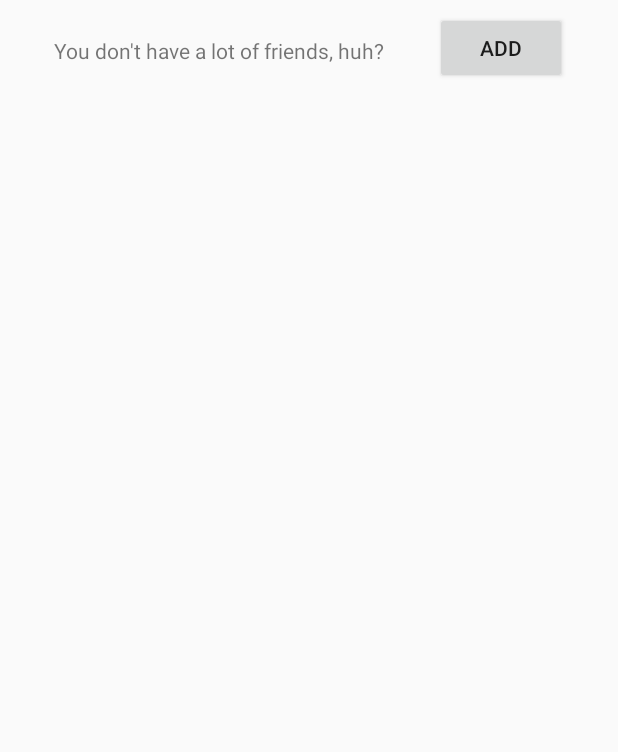
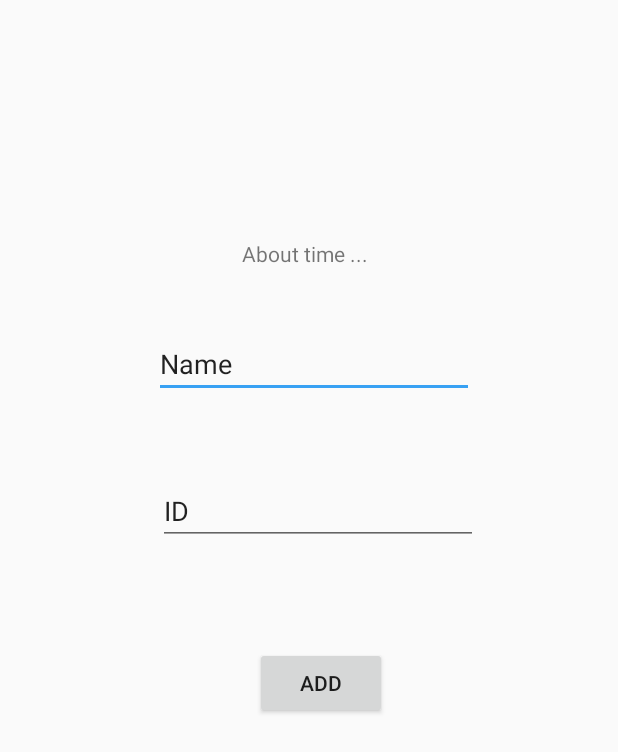
Before and after one commit to jonlee96/SnapCat, an Android app: the layout friendpopupwindow.xml on its own in the app's theme, with its tools: preview values and no code run, on a phone screen of 412 x 824 dp. Shown: the top 752 px of the screen. Run offline under Robolectric (Android 15) with nearby library versions, the phone set to English and light mode, and no system bars.

Commit message:
Updates and Fixes

```diff
--- a/app/src/main/AndroidManifest.xml
+++ b/app/src/main/AndroidManifest.xml
@@ -16,6 +16,8 @@
                 <category android:name="android.intent.category.LAUNCHER" />
             </intent-filter>
         </activity>
+        <activity android:name=".FriendActivity"></activity>
+        <activity android:name=".Pop" ></activity>
     </application>
 
 </manifest>
--- a/app/src/main/java/com/example/snapcat/FriendActivity.java
+++ b/app/src/main/java/com/example/snapcat/FriendActivity.java
@@ -1,5 +1,6 @@
 package com.example.snapcat;
 
+import android.app.Activity;
 import android.content.Intent;
 import android.content.res.Resources;
 import android.os.Bundle;
@@ -8,12 +9,14 @@ import android.view.View;
 import android.widget.ListView;
 
 import java.util.ArrayList;
+import java.util.Arrays;
 
 public class FriendActivity extends AppCompatActivity {
 
     ListView friendListView;
     ArrayList<String> nicknames;
     ArrayList<String> ids;
+    NameAdapter nameAdapter;
 
     @Override
     protected void onCreate(Bundle savedInstanceState) {
@@ -22,18 +25,37 @@ public class FriendActivity extends AppCompatActivity {
 
         Resources res = getResources();
         friendListView = (ListView) findViewById(R.id.dynamic);
-        //   nicknames =  Arrays.asList(res.getStringArray(R.array.nicknames));
-        //   ids = res.getStringArray(R.array.idCodes);
+        nicknames = new ArrayList<String>(Arrays.asList(res.getStringArray(R.array.nicknames)));
+        ids = new ArrayList<String>(Arrays.asList(res.getStringArray(R.array.idCodes)));
 
         Bundle extras = getIntent().getExtras();
 
 
-        NameAdapter nameAdapter = new NameAdapter(this, nicknames, ids);
+        nameAdapter = new NameAdapter(this, nicknames, ids);
         friendListView.setAdapter(nameAdapter);
+
+
     }
 
     public void onClickAdd (View v){
-        startActivity(new Intent(FriendActivity.this,Pop.class));
+        Intent intent=new Intent(FriendActivity.this,Pop.class);
+        startActivityForResult(intent, 1);
+    }
+
+    @Override
+    public void onActivityResult(int requestCode, int resultCode, Intent data) {
+        super.onActivityResult(requestCode,resultCode,data);
+        if (resultCode == Activity.RESULT_OK) {
+
+            if (data != null) {
+                String a=new String(data.getStringExtra("nickname"));
+                String b=new String(data.getStringExtra("id"));
+                nameAdapter.add(a,b);
+                nameAdapter.notifyDataSetChanged();
+            }
+
+        }
+
     }
 
 
--- a/app/src/main/java/com/example/snapcat/NameAdapter.java
+++ b/app/src/main/java/com/example/snapcat/NameAdapter.java
@@ -36,6 +36,12 @@ public class NameAdapter extends BaseAdapter {
         return position;
     }
 
+    public void add(String a, String b)
+    {
+        nicknames.add(a);
+        ids.add(b);
+    }
+
     @Override
     public View getView(int position, View convertView, ViewGroup parent) {
         View v = mInflator.inflate(R.layout.friend_listview_detail,null);
--- a/app/src/main/java/com/example/snapcat/Pop.java
+++ b/app/src/main/java/com/example/snapcat/Pop.java
@@ -1,8 +1,11 @@
 package com.example.snapcat;
 
 import android.app.Activity;
+import android.content.Intent;
 import android.os.Bundle;
 import android.util.DisplayMetrics;
+import android.view.View;
+import android.widget.EditText;
 
 public class Pop extends Activity {
 
@@ -21,8 +24,16 @@ public class Pop extends Activity {
         getWindow().setLayout((int)(width*0.8),(int)(height*0.8));
     }
 
-    public void AddToList()
+    public void AddToList(View view)
     {
-
+        final EditText nicknameEditText=(EditText)findViewById(R.id.nicknameEditText);
+        final EditText idEditText=(EditText) findViewById(R.id.idEditText);
+        String nickname = nicknameEditText.getText().toString();
+        String id=idEditText.getText().toString();
+        Intent intent =new Intent();
+        intent.putExtra("nickname",nickname);
+        intent.putExtra("id",id);
+        setResult(RESULT_OK, intent);
+        finish();
     }
 }
--- a/app/src/main/res/layout/friendpopupwindow.xml
+++ b/app/src/main/res/layout/friendpopupwindow.xml
@@ -1,50 +1,50 @@
 <?xml version="1.0" encoding="utf-8"?>
-<android.support.constraint.ConstraintLayout xmlns:android="http://schemas.android.com/apk/res/android"
-    xmlns:app="http://schemas.android.com/apk/res-auto"
+<RelativeLayout xmlns:android="http://schemas.android.com/apk/res/android"
     xmlns:tools="http://schemas.android.com/tools"
-    android:layout_width="match_parent"
-    android:layout_height="match_parent"
-    tools:context=".FriendActivity">
+    android:layout_width="match_parent" android:layout_height="match_parent">
 
     <TextView
-        android:id="@+id/textView"
+        android:id="@+id/AddingTextView"
         android:layout_width="wrap_content"
         android:layout_height="wrap_content"
-        android:layout_marginStart="8dp"
-        android:layout_marginTop="8dp"
-        android:layout_marginEnd="8dp"
-        android:layout_marginBottom="8dp"
-        android:text="You don't have a lot of friends, huh?"
-        app:layout_constraintBottom_toBottomOf="parent"
-        app:layout_constraintEnd_toEndOf="parent"
-        app:layout_constraintHorizontal_bias="0.16"
-        app:layout_constraintStart_toStartOf="parent"
-        app:layout_constraintTop_toTopOf="parent"
-        app:layout_constraintVertical_bias="0.01999998" />
+        android:layout_alignParentStart="true"
+        android:layout_alignParentTop="true"
+        android:layout_marginStart="161dp"
+        android:layout_marginTop="159dp"
+        android:text="About time ..." />
 
-    <ListView
-        android:id="@+id/dynamic"
-        android:layout_width="395dp"
-        android:layout_height="646dp"
-        android:layout_marginStart="8dp"
-        android:layout_marginTop="8dp"
-        android:layout_marginEnd="8dp"
-        android:layout_marginBottom="8dp"
-        app:layout_constraintBottom_toBottomOf="parent"
-        app:layout_constraintEnd_toEndOf="parent"
-        app:layout_constraintStart_toStartOf="parent"
-        app:layout_constraintTop_toBottomOf="@+id/textView" />
+    <EditText
+        android:id="@+id/nicknameEditText"
+        android:layout_width="wrap_content"
+        android:layout_height="wrap_content"
+        android:layout_alignParentTop="true"
+        android:layout_alignParentEnd="true"
+        android:layout_marginTop="220dp"
+        android:layout_marginEnd="96dp"
+        android:ems="10"
+        android:inputType="textPersonName"
+        android:text="Name" />
+
+    <EditText
+        android:id="@+id/idEditText"
+        android:layout_width="wrap_content"
+        android:layout_height="wrap_content"
+        android:layout_alignParentTop="true"
+        android:layout_alignParentEnd="true"
+        android:layout_marginTop="318dp"
+        android:layout_marginEnd="93dp"
+        android:ems="10"
+        android:inputType="number"
+        android:text="ID" />
 
     <Button
-        android:id="@+id/AddButton"
+        android:id="@+id/addToListButton"
         android:layout_width="wrap_content"
         android:layout_height="wrap_content"
-        android:layout_marginStart="8dp"
-        android:layout_marginTop="8dp"
-        android:layout_marginEnd="8dp"
-        android:text="Add"
-        app:layout_constraintEnd_toEndOf="parent"
-        app:layout_constraintStart_toEndOf="@+id/textView"
-        app:layout_constraintTop_toTopOf="parent"
-        android:onClick="onClickAdd"/>
-</android.support.constraint.ConstraintLayout>
+        android:layout_below="@+id/idEditText"
+        android:layout_alignParentEnd="true"
+        android:layout_marginTop="68dp"
+        android:layout_marginEnd="154dp"
+        android:onClick="AddToList"
+        android:text="Add" />
+</RelativeLayout>
```
